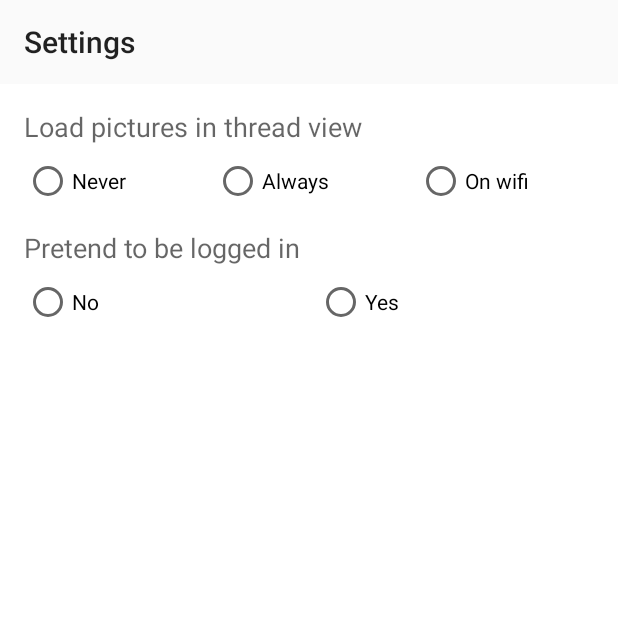
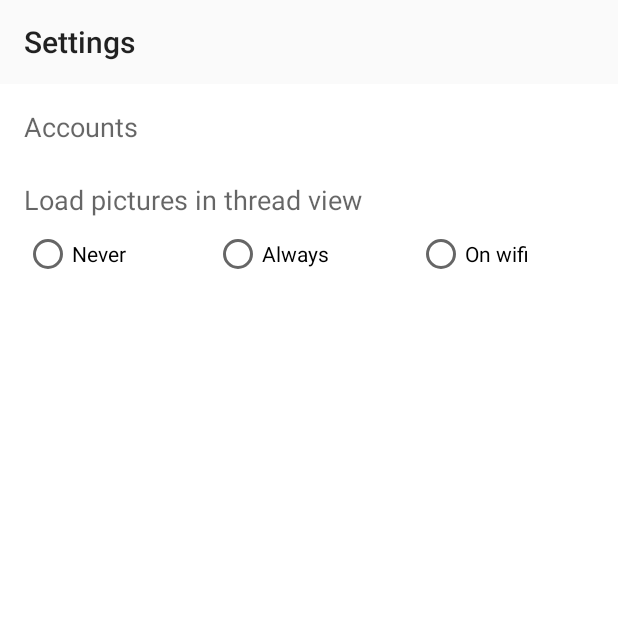
Before and after one commit to bsdf/flagging, an Android app: the SettingsFragment screen opened directly, with no data from a screen before it, on a phone screen of 412 x 824 dp, the top half of it. Run offline under Robolectric (Android 15) with nearby library versions, the phone set to English and light mode, and no system bars; our stand-ins replace ButterKnife; 4 statements that could not run were skipped.

Commit message:
(broken) store username/password in shared preferences. work on showing accounts in main settings screen.

```diff
--- a/app/src/main/res/layout/fragment_settings.xml
+++ b/app/src/main/res/layout/fragment_settings.xml
@@ -5,6 +5,22 @@
               android:background="@color/background"
               android:layout_height="match_parent">
 
+
+    <TextView
+        android:text="Accounts"
+        android:layout_width="match_parent"
+        android:layout_height="wrap_content"
+        android:id="@+id/accountsCaptiontextView"
+        android:textAppearance="@style/TextAppearance.AppCompat.Medium"
+        android:layout_marginTop="16dp"
+        android:layout_marginLeft="16dp"
+        android:layout_marginBottom="8dp"/>
+
+    <android.support.v7.widget.RecyclerView xmlns:android="http://schemas.android.com/apk/res/android"
+                                            android:id="@+id/fragment_settings_accounts_recyclerview"
+                                            android:layout_width="match_parent"
+                                            android:layout_height="wrap_content"
+                                            android:background="@color/background"/>
 
     <TextView
         android:text="Load pictures in thread view"
@@ -44,35 +60,4 @@
             android:layout_weight="1"/>
     </RadioGroup>
 
-    <TextView
-        android:text="Pretend to be logged in"
-        android:layout_width="match_parent"
-        android:layout_height="wrap_content"
-        android:textAppearance="@style/TextAppearance.AppCompat.Medium"
-        android:layout_marginTop="16dp"
-        android:layout_marginLeft="16dp"
-        android:layout_marginBottom="8dp"/>
-
-    <RadioGroup
-        android:layout_width="match_parent"
-        android:layout_height="wrap_content"
-        android:orientation="horizontal"
-        android:layout_marginLeft="16dp">
-
-        <RadioButton
-            android:text="No"
-            android:layout_width="wrap_content"
-            android:layout_height="wrap_content"
-            android:id="@+id/fragment_settings_pretend_logged_in_no"
-            android:layout_weight="1"/>
-
-        <RadioButton
-            android:text="Yes"
-            android:layout_width="wrap_content"
-            android:layout_height="wrap_content"
-            android:id="@+id/fragment_settings_pretend_logged_in_yes"
-            android:layout_weight="1"/>
-
-    </RadioGroup>
-
 </LinearLayout>
```
Also changed, not shown: app/src/main/java/com/theporouscity/flagging/ILXRequestor.java (+4 -4 lines), app/src/main/java/com/theporouscity/flagging/SettingsFragment.java (+84 -17 lines), app/src/main/java/com/theporouscity/flagging/UserAppSettings.java (+44 -0 lines), app/src/main/java/com/theporouscity/flagging/ilx/ILXServer.java (added, +56 -0 lines), app/src/main/res/layout/list_item_account.xml (added, +17 -0 lines), app/src/main/res/layout/list_item_add_account.xml (added, +29 -0 lines).
